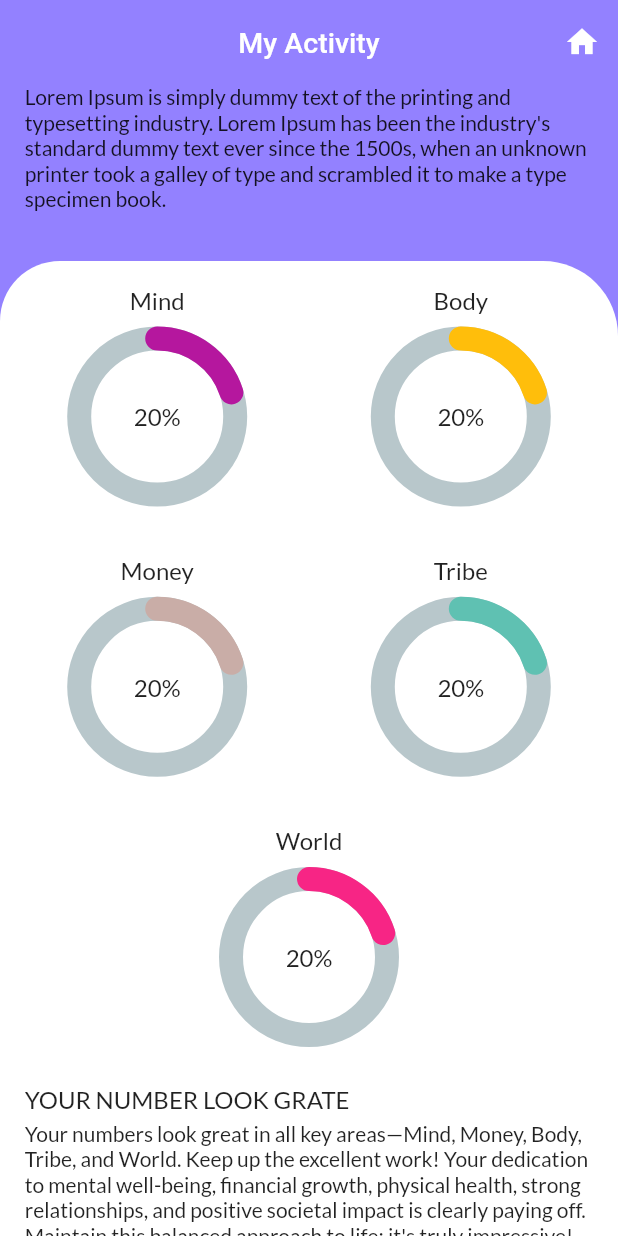
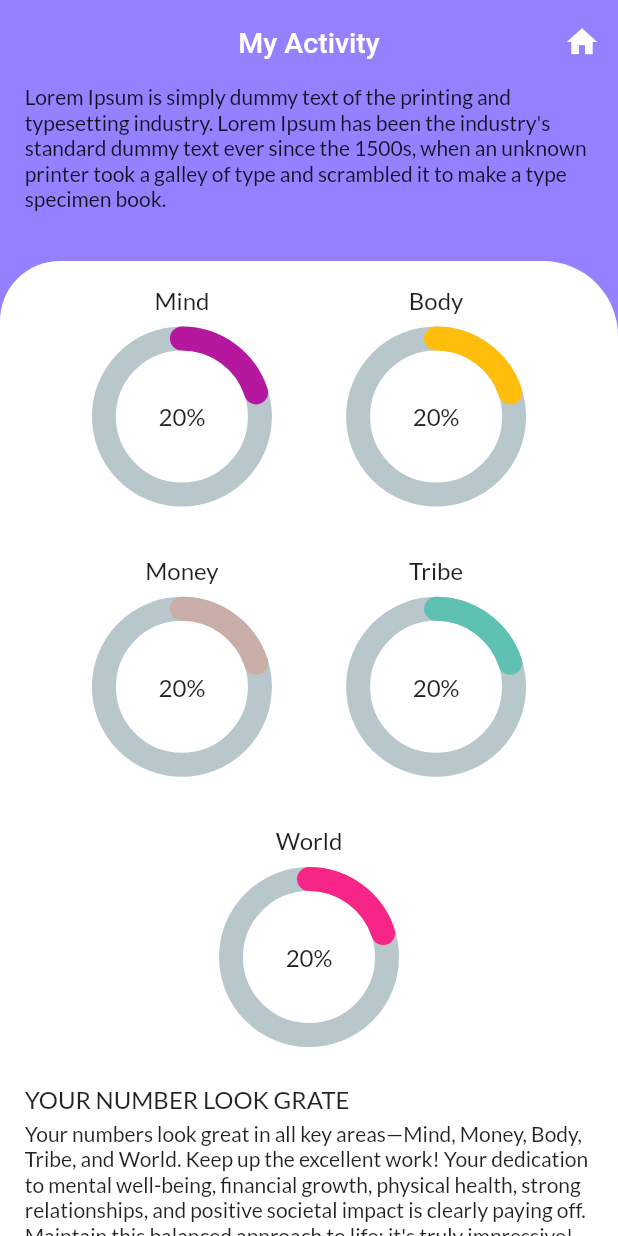
Before and after one commit to anitabalotiya30/schedulify, a Flutter app: the MyActivityView screen opened directly, on a phone screen of 412 x 824 dp. Run offline on Flutter 3.47's test engine with Material 3 defaults, Android fonts, the light colour scheme and no system bars; drawn by our look-alikes of percent_indicator; our stand-ins replace stacked, stacked_services.

Commit message:
Bug fixing of schedule list view

```diff
--- a/lib/ui/views/my_activity/my_activity_view.dart
+++ b/lib/ui/views/my_activity/my_activity_view.dart
@@ -74,7 +74,7 @@ class MyActivityView extends StackedView<MyActivityViewModel> {
                     children: [
                       //
                       Wrap(
-                        spacing: mq.width * .2,
+                        spacing: mq.width * .12,
                         runSpacing: mq.height * .04,
                         alignment: WrapAlignment.center,
                         children: [
--- a/lib/ui/views/schedule_list/schedule_list_view.dart
+++ b/lib/ui/views/schedule_list/schedule_list_view.dart
@@ -44,6 +44,7 @@ class ScheduleListView extends StackedView<ScheduleListViewModel> {
                     height: mq.height * .4,
                     //
                     child: PageView.builder(
+                      controller: viewModel.pageC,
                       itemCount: viewModel.data?.length,
                       physics: const BouncingScrollPhysics(),
 
--- a/lib/ui/views/schedule_list/schedule_list_view_model.dart
+++ b/lib/ui/views/schedule_list/schedule_list_view_model.dart
@@ -1,5 +1,6 @@
 // import 'package:schedulify/app/core/custom_base_view_model.dart';
 
+import 'package:flutter/material.dart';
 import 'package:schedulify/services/api_service.dart';
 import 'package:stacked/stacked.dart';
 
@@ -9,6 +10,7 @@ import '../../../models/schedule.dart';
 class ScheduleListViewModel
     extends FutureViewModel<List<Map<String, List<Schedule>>>> {
   final _apiService = locator<ApiService>();
+  final pageC = PageController();
 
   @override
   Future<List<Map<String, List<Schedule>>>> futureToRun() =>
```
Also changed, not shown: lib/services/api_service.dart (+14 -3 lines).
